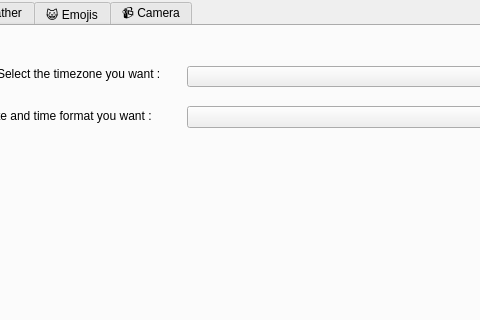
First picture: the form in maindesktopweadtwindow.ui, repository Vicken-Ghoubiguian/desktopWeaDTApp, before the edit; both pictures show x 165 to 645 and y 0 to 320 of the 800 by 600 pixel window.
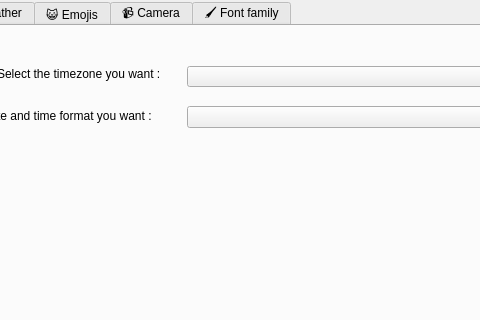
Second picture: the form after the edit. The open tabs and pages were chosen to show the change.

Commit message: Because, you modified 2

What changed in the file:
```diff
--- a/maindesktopweadtwindow.ui
+++ b/maindesktopweadtwindow.ui
@@ -261,6 +261,11 @@
       <string>📹 Camera</string>
      </attribute>
     </widget>
+    <widget class="QWidget" name="fontFamilyTab">
+     <attribute name="title">
+      <string>🖌️ Font family</string>
+     </attribute>
+    </widget>
    </widget>
   </widget>
   <widget class="QStatusBar" name="statusbar"/>
```
Left out of the diff: 2 changed lines with no effect on the pictures.
